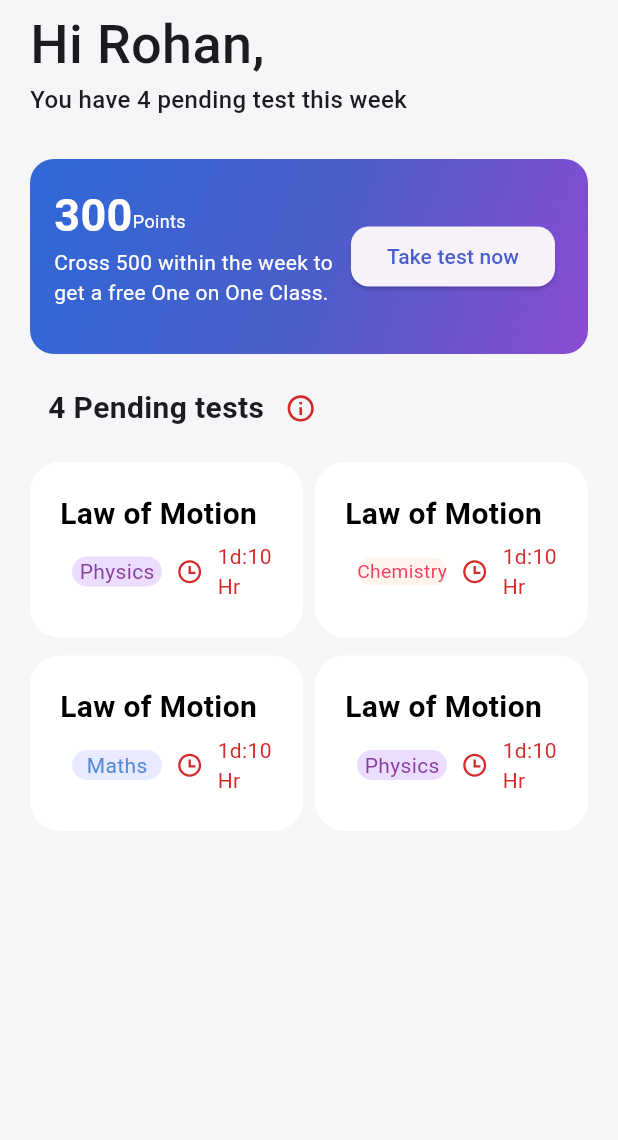
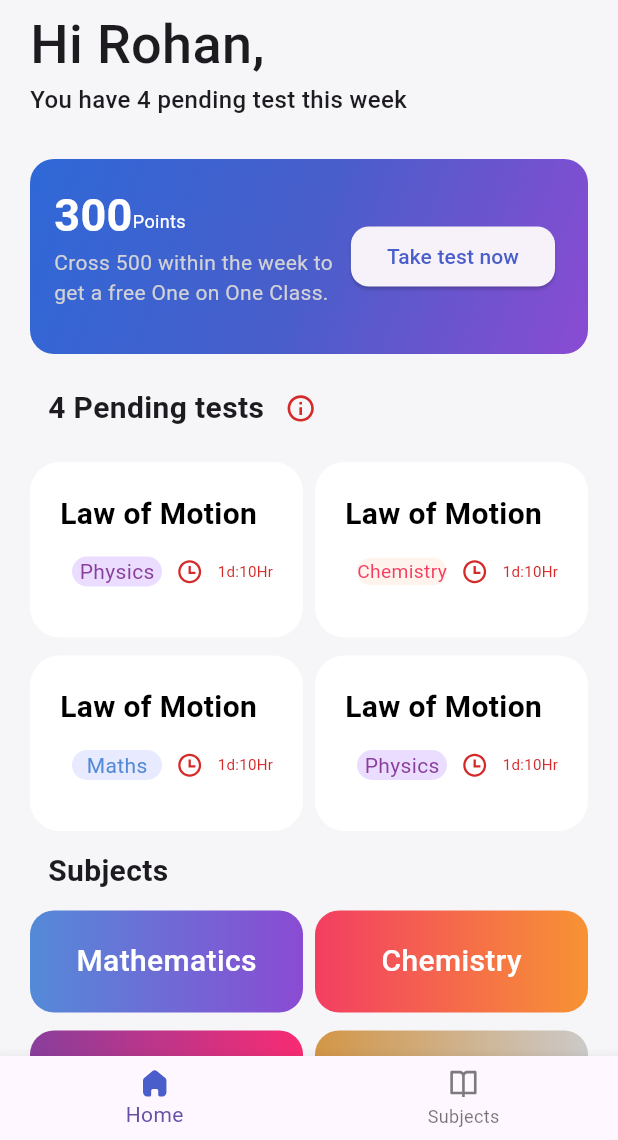
Before and after one commit to envertunasonmez/ui_educational_app_, a Flutter app: the HomeScreen screen opened directly, on a phone screen of 412 x 824 dp, the part 96-1236 px from its top. Run offline on Flutter 3.47's test engine with Material 3 defaults, Android fonts, the phone set to English and light mode, and no system bars; our stand-ins replace flutter_svg.

Commit message:
finish - home screen
Updated colors, icons, and widgets in various files, including colors.dart, icons_and_pic.dart, main.dart, home_screen.dart, nav_bar.dart, and pending_test.dart; added new widgets and screens.

```diff
--- a/lib/constant/colors.dart
+++ b/lib/constant/colors.dart
@@ -17,4 +17,5 @@ class StaticColors {
   static const Color physicsBackGround = Color(0xFFEADDFF);
   static const Color mathsBackGround = Color(0xFFE8EBFF);
   static const Color chemistrysBackGround = Color(0xFFFFF4ED);
+  static const Color subtitleAdvert = Color(0xFFD1D1D6);
 }
--- a/lib/constant/icons_and_pic.dart
+++ b/lib/constant/icons_and_pic.dart
@@ -10,5 +10,5 @@ class StaticIcons {
   static String subject = 'assets/icons/ic_subject.svg';
 
   //images
-  static String profile = 'assets/images/img_profife.svg';
+  static String profile = 'assets/images/user-image.svg';
 }
--- a/lib/main.dart
+++ b/lib/main.dart
@@ -1,7 +1,6 @@
 import 'package:educational_app_ui/constant/colors.dart';
+import 'package:educational_app_ui/screens/subject.dart';
 import 'package:flutter/material.dart';
-
-import 'screens/home_screen.dart';
 
 void main() {
   runApp(const MyApp());
@@ -17,7 +16,7 @@ class MyApp extends StatelessWidget {
         scaffoldBackgroundColor: StaticColors.backgroundColor,
       ),
       debugShowCheckedModeBanner: false,
-      home: const HomeScreen(),
+      home: const SubjectScreen(),
     );
   }
 }
--- a/lib/screens/home_screen.dart
+++ b/lib/screens/home_screen.dart
@@ -1,57 +1,34 @@
+import 'package:educational_app_ui/widgets/app_bar.dart';
+import 'package:flutter/cupertino.dart';
+import 'package:flutter/material.dart';
+import 'package:flutter/widgets.dart';
+
 import 'package:educational_app_ui/constant/colors.dart';
 import 'package:educational_app_ui/constant/icons_and_pic.dart';
+import 'package:educational_app_ui/widgets/icon_widget.dart';
+import 'package:educational_app_ui/widgets/nav_bar.dart';
 import 'package:educational_app_ui/widgets/pending_test.dart';
-import 'package:flutter/material.dart';
-import 'package:flutter_svg/flutter_svg.dart';
-import 'package:flutter_svg/svg.dart';
+import 'package:educational_app_ui/widgets/subjects.dart';
+import 'package:educational_app_ui/widgets/text.dart';
 
 class HomeScreen extends StatelessWidget {
-  const HomeScreen({super.key});
+  const HomeScreen({Key? key}) : super(key: key);
 
   @override
   Widget build(BuildContext context) {
     return Scaffold(
-      body: Padding(
+      bottomNavigationBar: NavBarWidget(
+        navBarHome: StaticIcons.home,
+        navBarSubject: StaticIcons.subject,
+      ),
+      body: SingleChildScrollView(
+        child: Padding(
           padding: const EdgeInsets.all(20.0),
           child: Column(
             crossAxisAlignment: CrossAxisAlignment.start,
             children: [
-            Row(
-              children: [
-                IconButton(
-                  onPressed: () {
-                    print('Tıklandı');
-                  },
-                  icon: SvgPicture.asset(
-                    StaticIcons.menu,
-                  ),
-                ),
-                const Spacer(),
-                IconButton(
-                  onPressed: () {
-                    print('Tıklandı');
-                  },
-                  icon: SvgPicture.asset(
-                    StaticIcons.notifications,
-                  ),
-                ),
-                Center(
-                  child: CircleAvatar(
-                    child: SvgPicture.asset(
-                      StaticIcons.profile,
-                    ),
-                  ),
-                ),
-              ],
-            ),
-            const Text(
-              'Hi Rohan,',
-              style: TextStyle(fontSize: 36, fontWeight: FontWeight.w500),
-            ),
-            const Text(
-              'You have 4 pending test this week',
-              style: TextStyle(fontSize: 16, fontWeight: FontWeight.w500),
-            ),
+              AppBarWidget(),
+              const TextWidgets(),
               Padding(
                 padding: const EdgeInsets.only(top: 28.0),
                 child: Container(
@@ -100,9 +77,9 @@ class HomeScreen extends StatelessWidget {
                             Text(
                               'Cross 500 within the week to\nget a free One on One Class.',
                               style: TextStyle(
-                              color: Colors.white,
+                                color: StaticColors.subtitleAdvert,
                               ),
-                          )
+                            ),
                           ],
                         ),
                         const SizedBox(
@@ -118,7 +95,9 @@ class HomeScreen extends StatelessWidget {
                           ),
                           style: ElevatedButton.styleFrom(
                             shape: RoundedRectangleBorder(
-                                borderRadius: BorderRadius.circular(12))),
+                              borderRadius: BorderRadius.circular(12),
+                            ),
+                          ),
                         ),
                       ],
                     ),
@@ -129,19 +108,14 @@ class HomeScreen extends StatelessWidget {
                 padding: const EdgeInsets.all(12.0),
                 child: Row(
                   children: [
-                  const Text(
+                    Text(
                       '4 Pending tests',
                       style: TextStyle(
                         fontSize: 20,
                         fontWeight: FontWeight.w600,
                       ),
                     ),
-                  IconButton(
-                    onPressed: () {},
-                    icon: SvgPicture.asset(
-                      StaticIcons.info,
-                    ),
-                  ),
+                    IconButtonWidgets(icon: StaticIcons.info),
                   ],
                 ),
               ),
@@ -149,8 +123,7 @@ class HomeScreen extends StatelessWidget {
                 children: [
                   Row(
                     children: [
-                    Expanded(
-                      child: PendingTestContainer(
+                      PendingTestContainer(
                         lessonColor: StaticColors.colorPhysicsFirst,
                         lessonBackGround: StaticColors.physicsBackGround,
                         colorContainer: Colors.white,
@@ -158,19 +131,16 @@ class HomeScreen extends StatelessWidget {
                         textColor: Colors.black,
                         textLesson: 'Physics',
                       ),
-                    ),
                       const SizedBox(
                         width: 8,
                       ),
-                    Expanded(
-                      child: PendingTestContainer(
+                      PendingTestContainer(
                         lessonColor: StaticColors.colorChemistryFirst,
                         lessonBackGround: StaticColors.chemistrysBackGround,
                         colorContainer: Colors.white,
                         text: 'Law of Motion',
                         textColor: Colors.black,
                         textLesson: 'Chemistry',
-                      ),
                       ),
                     ],
                   ),
@@ -179,8 +149,7 @@ class HomeScreen extends StatelessWidget {
                   ),
                   Row(
                     children: [
-                    Expanded(
-                      child: PendingTestContainer(
+                      PendingTestContainer(
                         lessonColor: StaticColors.colorMathFirst,
                         lessonBackGround: StaticColors.mathsBackGround,
                         colorContainer: Colors.white,
@@ -188,12 +157,10 @@ class HomeScreen extends StatelessWidget {
                         textColor: Colors.black,
                         textLesson: 'Maths',
                       ),
-                    ),
                       const SizedBox(
                         width: 8,
                       ),
-                    Expanded(
-                      child: PendingTestContainer(
+                      PendingTestContainer(
                         lessonColor: StaticColors.colorPhysicsFirst,
                         lessonBackGround: StaticColors.physicsBackGround,
                         colorContainer: Colors.white,
@@ -201,12 +168,62 @@ class HomeScreen extends StatelessWidget {
                         textColor: Colors.black,
                         textLesson: 'Physics',
                       ),
-                    ),
                     ],
                   ),
                 ],
               ),
+              const Padding(
+                padding: EdgeInsets.all(12.0),
+                child: Text(
+                  'Subjects',
+                  style: TextStyle(
+                    fontSize: 20,
+                    fontWeight: FontWeight.w600,
+                  ),
+                ),
+              ),
+              Row(
+                children: [
+                  SubjectsWidget(
+                    lessonName: 'Mathematics',
+                    firstColor: StaticColors.colorMathFirst,
+                    secondColor: StaticColors.colorMathSecond,
+                  ),
+                  const SizedBox(
+                    width: 8,
+                  ),
+                  SubjectsWidget(
+                    lessonName: 'Chemistry',
+                    firstColor: StaticColors.colorChemistryFirst,
+                    secondColor: StaticColors.colorChemistrySecond,
+                  ),
                 ],
+              ),
+              const SizedBox(
+                height: 12,
+              ),
+              Row(
+                children: [
+                  SubjectsWidget(
+                    lessonName: 'Physics',
+                    firstColor: StaticColors.colorPhysicsFirst,
+                    secondColor: StaticColors.colorPhysicsSecond,
+                  ),
+                  const SizedBox(
+                    width: 8,
+                  ),
+                  SubjectsWidget(
+                    lessonName: 'Reasoning',
+                    firstColor: StaticColors.colorReasoningFirst,
+                    secondColor: StaticColors.colorReasoningSecond,
+                  ),
+                ],
+              ),
+              const SizedBox(
+                height: 12,
+              ),
+            ],
+          ),
         ),
       ),
     );
--- /dev/null
+++ b/lib/screens/subject.dart
@@ -0,0 +1,31 @@
+import 'package:educational_app_ui/constant/icons_and_pic.dart';
+import 'package:educational_app_ui/widgets/app_bar.dart';
+import 'package:educational_app_ui/widgets/nav_bar.dart';
+import 'package:flutter/material.dart';
+
+class SubjectScreen extends StatelessWidget {
+  const SubjectScreen({super.key});
+
+  @override
+  Widget build(BuildContext context) {
+    return Scaffold(
+      bottomNavigationBar: NavBarWidget(
+        navBarHome: StaticIcons.home,
+        navBarSubject: StaticIcons.subject,
+      ),
+      body: Padding(
+        padding: const EdgeInsets.all(20.0),
+        child: Column(
+          crossAxisAlignment: CrossAxisAlignment.center,
+          children: [
+            AppBarWidget(),
+            // Container düzenlenecek ayrı bir widget olarak ele alınacak
+            Container(
+              decoration: BoxDecoration(),
+            ),
+          ],
+        ),
+      ),
+    );
+  }
+}
--- /dev/null
+++ b/lib/widgets/app_bar.dart
@@ -0,0 +1,25 @@
+import 'package:flutter/material.dart';
+import 'package:flutter_svg/svg.dart';
+
+import '../constant/icons_and_pic.dart';
+import 'icon_widget.dart';
+
+class AppBarWidget extends StatelessWidget {
+  const AppBarWidget({super.key});
+
+  @override
+  Widget build(BuildContext context) {
+    return Row(
+      children: [
+        IconButtonWidgets(icon: StaticIcons.menu),
+        const Spacer(),
+        IconButtonWidgets(icon: StaticIcons.notifications),
+        CircleAvatar(
+          child: SvgPicture.asset(
+            StaticIcons.profile,
+          ),
+        ),
+      ],
+    );
+  }
+}
--- /dev/null
+++ b/lib/widgets/icon_widget.dart
@@ -0,0 +1,20 @@
+// ignore_for_file: public_member_api_docs, sort_constructors_first
+import 'package:flutter/material.dart';
+import 'package:flutter_svg/svg.dart';
+
+class IconButtonWidgets extends StatelessWidget {
+  const IconButtonWidgets({
+    Key? key,
+    required this.icon,
+  }) : super(key: key);
+  final String icon;
+  @override
+  Widget build(BuildContext context) {
+    return IconButton(
+      onPressed: () {},
+      icon: SvgPicture.asset(
+        icon,
+      ),
+    );
+  }
+}
--- a/lib/widgets/nav_bar.dart
+++ b/lib/widgets/nav_bar.dart
@@ -1,10 +1,64 @@
-import 'package:flutter/widgets.dart';
+// ignore_for_file: public_member_api_docs, sort_constructors_first
+import 'package:educational_app_ui/screens/home_screen.dart';
+import 'package:flutter/material.dart';
+import 'package:flutter_svg/flutter_svg.dart';
 
-class NavBarWidget extends StatelessWidget {
-  const NavBarWidget({super.key});
+import '../screens/subject.dart';
+
+class NavBarWidget extends StatefulWidget {
+  final String navBarHome;
+  final String navBarSubject;
+  NavBarWidget({
+    Key? key,
+    required this.navBarHome,
+    required this.navBarSubject,
+  }) : super(key: key);
+
+  @override
+  _NavBarWidgetState createState() => _NavBarWidgetState();
+}
+
+class _NavBarWidgetState extends State<NavBarWidget> {
+  int _currentIndex = 0;
+
+  void onTabTapped(int index) {
+    setState(() {
+      _currentIndex = index;
+      if (index == 0) {
+        Navigator.push(
+            context,
+            MaterialPageRoute(
+              builder: (context) => const HomeScreen(),
+            ));
+      } else {
+        Navigator.push(
+            context,
+            MaterialPageRoute(
+              builder: (context) => const SubjectScreen(),
+            ));
+      }
+    });
+  }
 
   @override
   Widget build(BuildContext context) {
-    return Row();
+    return Expanded(
+      child: BottomNavigationBar(
+
+        currentIndex: _currentIndex,
+        onTap: onTabTapped,
+        items: [
+          BottomNavigationBarItem(
+            icon: SvgPicture.asset(widget.navBarHome),
+            label: 'Home',
+          ),
+          BottomNavigationBarItem(
+            icon: SvgPicture.asset(
+                widget.navBarSubject), // Örnek için aynı ikonu kullandım
+            label: 'Subjects',
+          ),
+        ],
+      ),
+    );
   }
 }
--- a/lib/widgets/pending_test.dart
+++ b/lib/widgets/pending_test.dart
@@ -1,7 +1,6 @@
-// ignore_for_file: public_member_api_docs, sort_constructors_first
-import 'package:flutter/cupertino.dart';
+
 import 'package:flutter/material.dart';
-import 'package:flutter/widgets.dart';
+
 import 'package:flutter_svg/flutter_svg.dart';
 
 import 'package:educational_app_ui/constant/colors.dart';
@@ -25,7 +24,8 @@ class PendingTestContainer extends StatelessWidget {
   final Color lessonBackGround;
   @override
   Widget build(BuildContext context) {
-    return Container(
+    return Expanded(
+      child: Container(
         width: MediaQuery.of(context).size.width / 2,
         decoration: BoxDecoration(
             color: colorContainer, borderRadius: BorderRadius.circular(20)),
@@ -77,10 +77,13 @@ class PendingTestContainer extends StatelessWidget {
                       ),
                     ),
                     const Expanded(
+                      child: FittedBox(
+                        fit: BoxFit.scaleDown,
                         child: Text(
                           '1d:10Hr',
                           style: TextStyle(
                             color: StaticColors.clockColor,
+                          ),
                         ),
                       ),
                     ),
@@ -90,6 +93,7 @@ class PendingTestContainer extends StatelessWidget {
             ],
           ),
         ),
+      ),
     );
   }
 }
--- a/lib/widgets/subjects.dart
+++ b/lib/widgets/subjects.dart
@@ -0,0 +1,42 @@
+// ignore_for_file: public_member_api_docs, sort_constructors_first
+import 'package:flutter/material.dart';
+
+class SubjectsWidget extends StatelessWidget {
+  SubjectsWidget({
+    Key? key,
+    required this.lessonName,
+    required this.firstColor,
+    required this.secondColor,
+  }) : super(key: key);
+  final String lessonName;
+  final Color firstColor;
+  final Color secondColor;
+  @override
+  Widget build(BuildContext context) {
+    return Expanded(
+      child: Container(
+        width: MediaQuery.of(context).size.width / 2,
+        height: 68,
+        decoration: BoxDecoration(
+          gradient: LinearGradient(
+            colors: [
+              firstColor,
+              secondColor,
+            ],
+          ),
+          borderRadius: BorderRadius.circular(16),
+        ),
+        child: Center(
+          child: Text(
+            lessonName,
+            style: const TextStyle(
+              color: Colors.white,
+              fontSize: 20,
+              fontWeight: FontWeight.w500,
+            ),
+          ),
+        ),
+      ),
+    );
+  }
+}
--- /dev/null
+++ b/lib/widgets/text.dart
@@ -0,0 +1,22 @@
+import 'package:flutter/material.dart';
+
+class TextWidgets extends StatelessWidget {
+  const TextWidgets({super.key});
+
+  @override
+  Widget build(BuildContext context) {
+    return const Column(
+      crossAxisAlignment: CrossAxisAlignment.start,
+      children: [
+        Text(
+          'Hi Rohan,',
+          style: TextStyle(fontSize: 36, fontWeight: FontWeight.w500),
+        ),
+        Text(
+          'You have 4 pending test this week',
+          style: TextStyle(fontSize: 16, fontWeight: FontWeight.w500),
+        ),
+      ],
+    );
+  }
+}
```
Also changed, not shown: assets/images/user-image.svg (added). Lines whose indentation alone changed are shown as unchanged.
